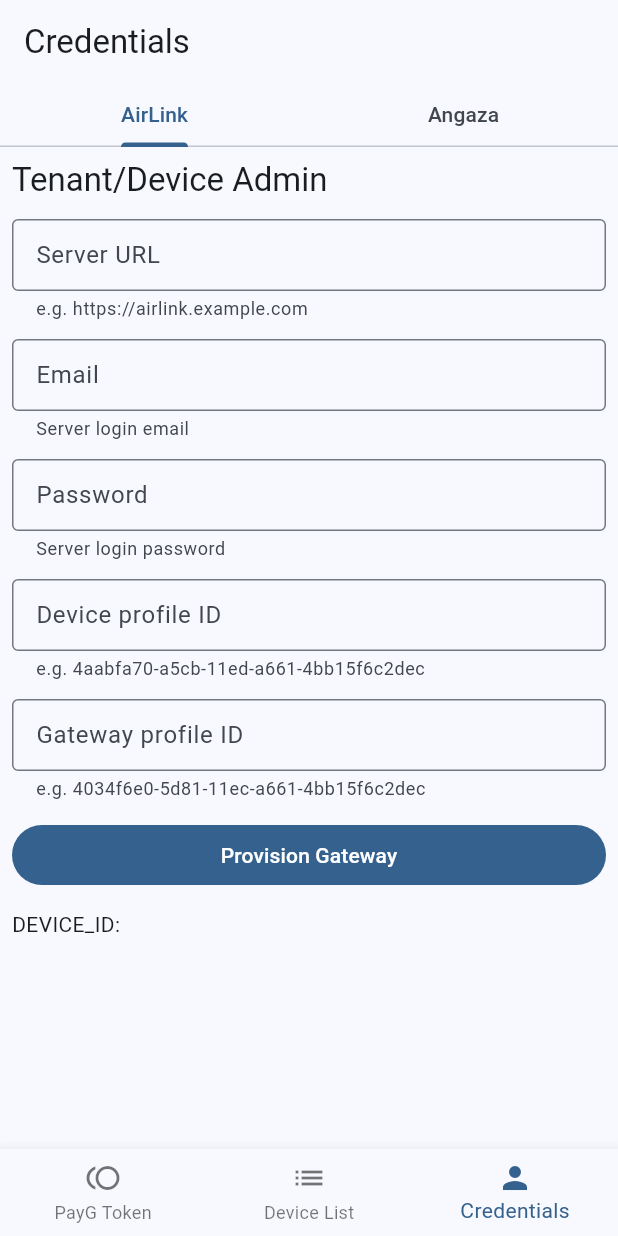
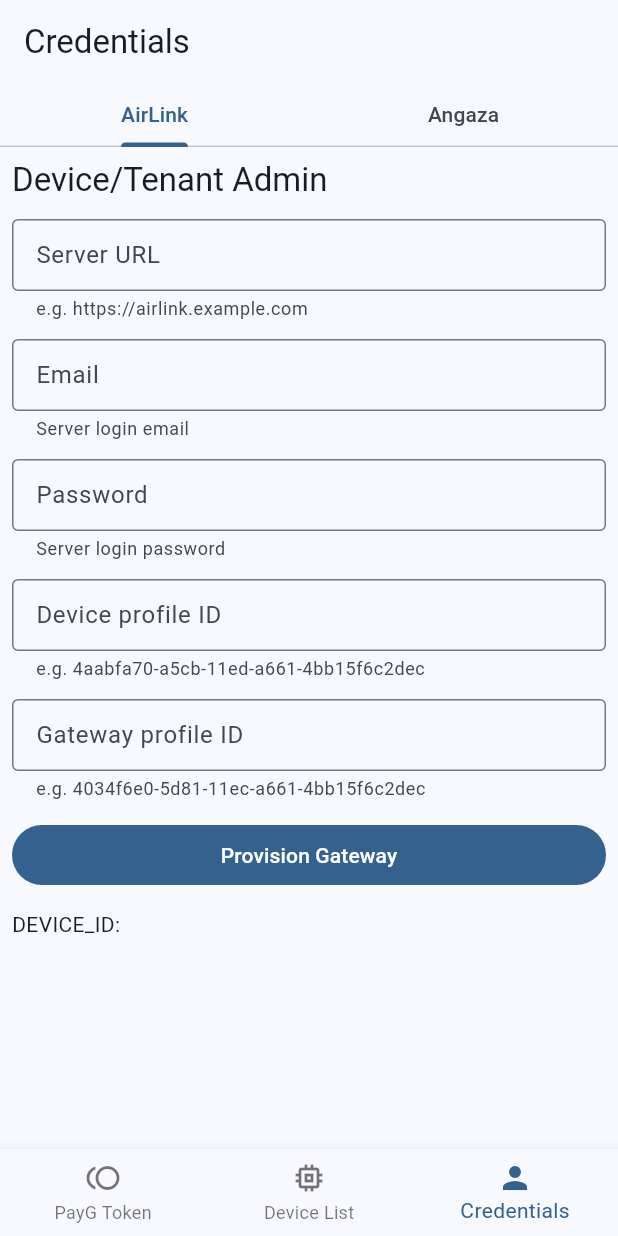
Before and after one commit to kaykhahima/airlink, a Flutter app: the screen it shows after launch, item 3 of the bottom bar chosen, on a phone screen of 412 x 824 dp. Run offline on Flutter 3.47's test engine with Material 2 defaults, Android fonts, the phone set to English and light mode, and no system bars; our stand-ins replace convert, dartz, device_info_plus, equatable, flutter_blue_plus, flutter_dotenv and 7 more; missing offline and left inert: app_settings, cbor, flutter_barcode_scanner, workmanager; accounts and stored records are empty; statements that could not run were skipped.

Commit message:
minor improvements

```diff
--- a/lib/features/device/presentation/widgets/ble_device_tile.dart
+++ b/lib/features/device/presentation/widgets/ble_device_tile.dart
@@ -20,9 +20,9 @@ class _BLEDeviceTileState extends State<BLEDeviceTile> {
   Widget build(BuildContext context) {
     return Padding(
       padding: const EdgeInsets.only(
-        bottom: 8.0,
-        left: 16.0,
-        right: 16.0,
+        bottom: 4.0,
+        left: 12.0,
+        right: 12.0,
       ),
       child: GestureDetector(
         onTap: widget.onTap,
--- a/lib/features/profile/presentation/widgets/airlink_credentials.dart
+++ b/lib/features/profile/presentation/widgets/airlink_credentials.dart
@@ -89,7 +89,7 @@ class _AirLinkCredentialsFormState extends State<AirLinkCredentialsForm> {
               child: ListView(
                 children: [
                   Text(
-                    'Tenant/Device Admin',
+                    'Device/Tenant Admin',
                     style: Theme.of(context).textTheme.titleLarge,
                   ),
                   const SizedBox(
--- a/lib/main.dart
+++ b/lib/main.dart
@@ -143,7 +143,7 @@ class _HomePageState extends State<HomePage> {
             label: 'PayG Token',
           ),
           BottomNavigationBarItem(
-            icon: Icon(Icons.list),
+            icon: Icon(Icons.memory),
             label: 'Device List',
           ),
           BottomNavigationBarItem(
```
Also changed, not shown: lib/features/device/presentation/pages/device_list_page.dart (+12 -12 lines).
